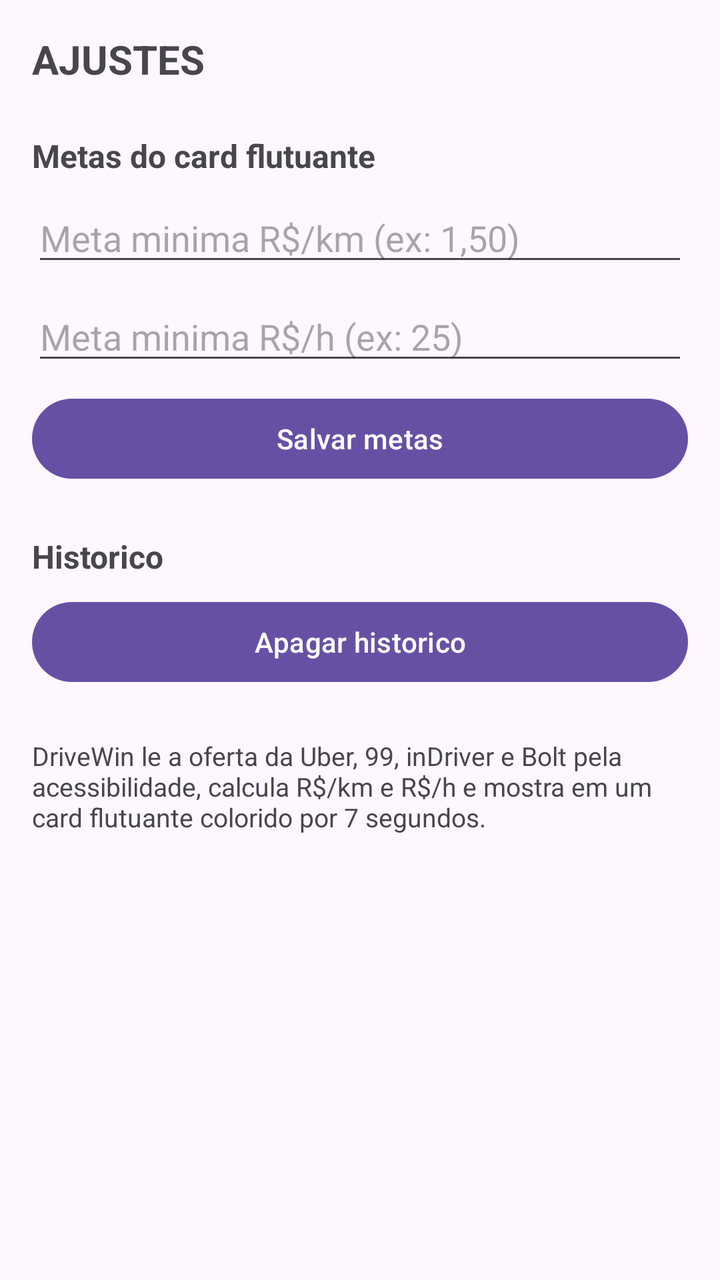
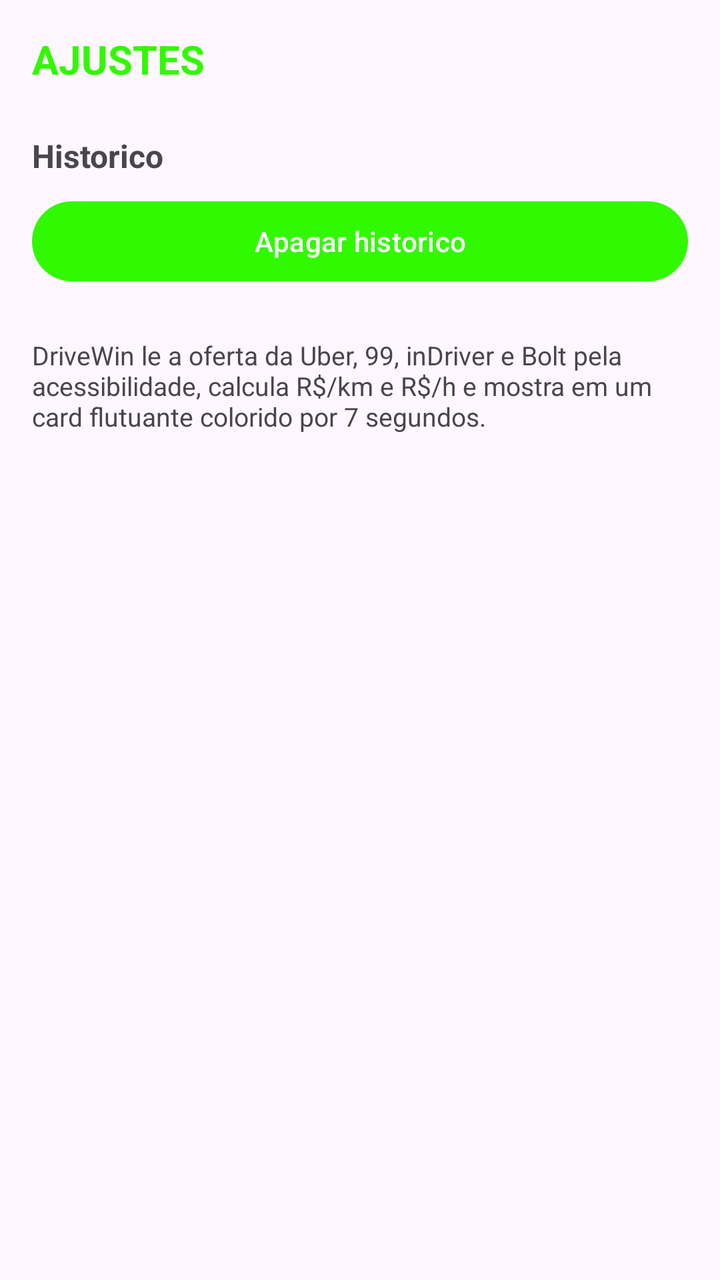

Compare the two renders of this Android layout. The source of the first and the diff that turns it into the second are given below.
<!-- AndroidManifest.xml: application theme Theme.MyApplication -->
<!-- res/layout/fragment_ajustes.xml -->
<?xml version="1.0" encoding="utf-8"?>
<ScrollView xmlns:android="http://schemas.android.com/apk/res/android"
    android:layout_width="match_parent"
    android:layout_height="match_parent">

    <LinearLayout
        android:layout_width="match_parent"
        android:layout_height="wrap_content"
        android:orientation="vertical"
        android:padding="16dp">

        <TextView
            android:layout_width="wrap_content"
            android:layout_height="wrap_content"
            android:text="AJUSTES"
            android:textSize="20sp"
            android:textStyle="bold" />

        <TextView
            android:layout_width="wrap_content"
            android:layout_height="wrap_content"
            android:layout_marginTop="24dp"
            android:text="Metas do card flutuante"
            android:textSize="16sp"
            android:textStyle="bold" />

        <EditText
            android:id="@+id/etMetaKmAj"
            android:layout_width="match_parent"
            android:layout_height="wrap_content"
            android:layout_marginTop="8dp"
            android:hint="Meta minima R\$/km (ex: 1,50)"
            android:inputType="numberDecimal" />

        <EditText
            android:id="@+id/etMetaHAj"
            android:layout_width="match_parent"
            android:layout_height="wrap_content"
            android:layout_marginTop="8dp"
            android:hint="Meta minima R\$/h (ex: 25)"
            android:inputType="numberDecimal" />

        <Button
            android:id="@+id/btnSalvarAj"
            android:layout_width="match_parent"
            android:layout_height="wrap_content"
            android:layout_marginTop="8dp"
            android:text="Salvar metas" />

        <TextView
            android:layout_width="wrap_content"
            android:layout_height="wrap_content"
            android:layout_marginTop="24dp"
            android:text="Historico"
            android:textSize="16sp"
            android:textStyle="bold" />

        <Button
            android:id="@+id/btnLimparHist"
            android:layout_width="match_parent"
            android:layout_height="wrap_content"
            android:layout_marginTop="8dp"
            android:text="Apagar historico" />

        <TextView
            android:layout_width="match_parent"
            android:layout_height="wrap_content"
            android:layout_marginTop="24dp"
            android:text="DriveWin le a oferta da Uber, 99, inDriver e Bolt pela acessibilidade, calcula R\$/km e R\$/h e mostra em um card flutuante colorido por 7 segundos."
            android:textSize="13sp" />

    </LinearLayout>
</ScrollView>
<!-- resources referenced by this layout -->
<resources>
  <style name="Theme.MyApplication" parent="Base.Theme.MyApplication" />
  <style name="Base.Theme.MyApplication" parent="Theme.Material3.DayNight.NoActionBar">
          
          
      </style>
</resources>

<!-- the commit's change to res/layout/fragment_ajustes.xml (unified diff, before → after) -->
@@ -13,39 +13,9 @@
             android:layout_width="wrap_content"
             android:layout_height="wrap_content"
             android:text="AJUSTES"
+            android:textColor="@color/verde_neon"
             android:textSize="20sp"
             android:textStyle="bold" />
-
-        <TextView
-            android:layout_width="wrap_content"
-            android:layout_height="wrap_content"
-            android:layout_marginTop="24dp"
-            android:text="Metas do card flutuante"
-            android:textSize="16sp"
-            android:textStyle="bold" />
-
-        <EditText
-            android:id="@+id/etMetaKmAj"
-            android:layout_width="match_parent"
-            android:layout_height="wrap_content"
-            android:layout_marginTop="8dp"
-            android:hint="Meta minima R\$/km (ex: 1,50)"
-            android:inputType="numberDecimal" />
-
-        <EditText
-            android:id="@+id/etMetaHAj"
-            android:layout_width="match_parent"
-            android:layout_height="wrap_content"
-            android:layout_marginTop="8dp"
-            android:hint="Meta minima R\$/h (ex: 25)"
-            android:inputType="numberDecimal" />
-
-        <Button
-            android:id="@+id/btnSalvarAj"
-            android:layout_width="match_parent"
-            android:layout_height="wrap_content"
-            android:layout_marginTop="8dp"
-            android:text="Salvar metas" />
 
         <TextView
             android:layout_width="wrap_content"
<!-- resource entries referenced after the edit -->
@@ -1,9 +1,12 @@
 <!-- resources referenced by this layout -->
 <resources>
+  <color name="verde_neon">#31F900</color>
   <style name="Theme.MyApplication" parent="Base.Theme.MyApplication" />
   <style name="Base.Theme.MyApplication" parent="Theme.Material3.DayNight.NoActionBar">
-          
-          
+          <item name="colorPrimary">@color/verde_neon</item>
+          <item name="colorSecondary">@color/rosa_lilas</item>
+          <item name="android:colorAccent">@color/rosa_lilas</item>
       </style>
+  <color name="rosa_lilas">#C864AF</color>
 </resources>
 
